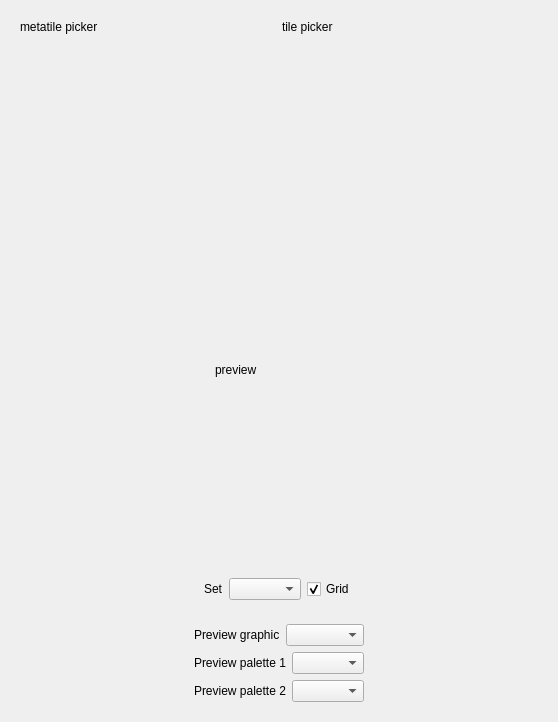
First picture: the form in libtales-qt/talesqtmetatilestructureeditorwidget.ui, repository suppertails66/tales, before the edit.
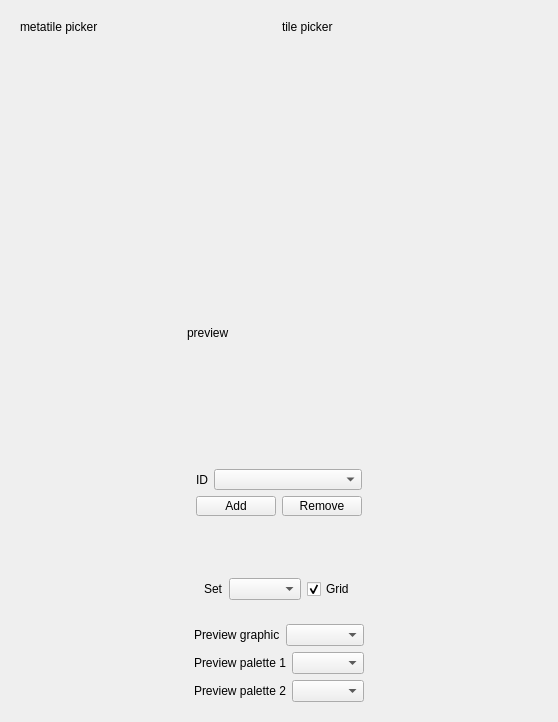
Second picture: the form after the edit. Custom widgets are drawn as their Qt base class.

Commit message: Add metatile structure index selector to metatile structure editor

What changed in the file:
```diff
--- a/libtales-qt/talesqtmetatilestructureeditorwidget.ui
+++ b/libtales-qt/talesqtmetatilestructureeditorwidget.ui
@@ -207,6 +207,56 @@
              </property>
             </widget>
            </item>
+           <item>
+            <widget class="QWidget" name="widget_6" native="true">
+             <property name="minimumSize">
+              <size>
+               <width>0</width>
+               <height>50</height>
+              </size>
+             </property>
+             <layout class="QVBoxLayout" name="verticalLayout_2">
+              <item>
+               <layout class="QHBoxLayout" name="horizontalLayout_3">
+                <item>
+                 <widget class="QLabel" name="label">
+                  <property name="sizePolicy">
+                   <sizepolicy hsizetype="Maximum" vsizetype="Preferred">
+                    <horstretch>0</horstretch>
+                    <verstretch>0</verstretch>
+                   </sizepolicy>
+                  </property>
+                  <property name="text">
+                   <string>ID</string>
+                  </property>
+                 </widget>
+                </item>
+                <item>
+                 <widget class="QComboBox" name="structureIDComboBox"/>
+                </item>
+               </layout>
+              </item>
+              <item>
+               <layout class="QHBoxLayout" name="horizontalLayout_4">
+                <item>
+                 <widget class="QPushButton" name="structureAddButton">
+                  <property name="text">
+                   <string>Add</string>
+                  </property>
+                 </widget>
+                </item>
+                <item>
+                 <widget class="QPushButton" name="structureRemoveButton">
+                  <property name="text">
+                   <string>Remove</string>
+                  </property>
+                 </widget>
+                </item>
+               </layout>
+              </item>
+             </layout>
+            </widget>
+           </item>
            <item>
             <spacer name="verticalSpacer_2">
              <property name="orientation">
```
Left out of the diff: 5 changed lines with no effect on the pictures. The commit also changes 7 other files.
